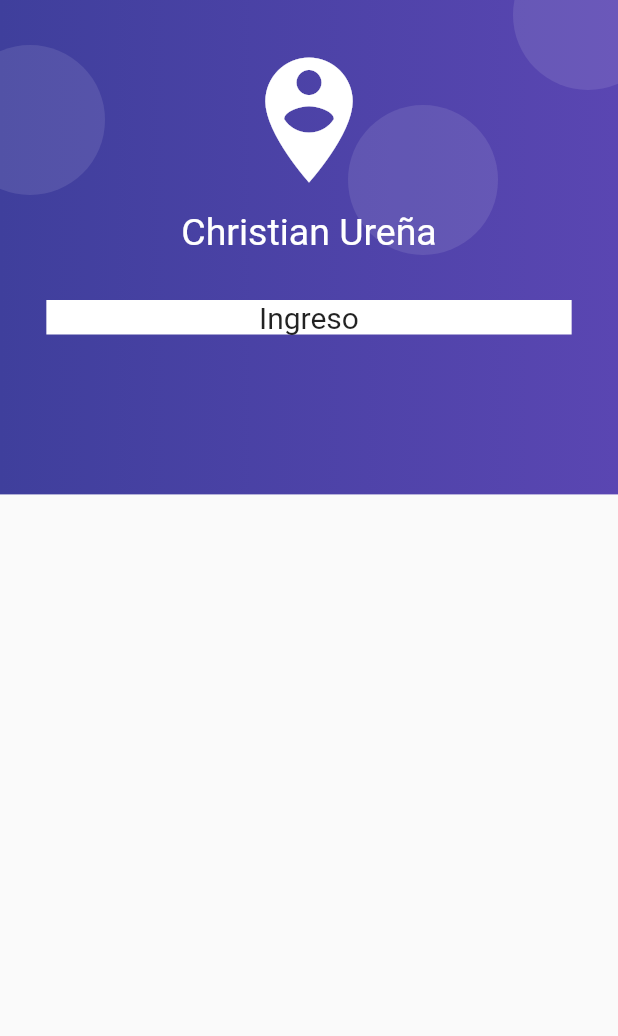
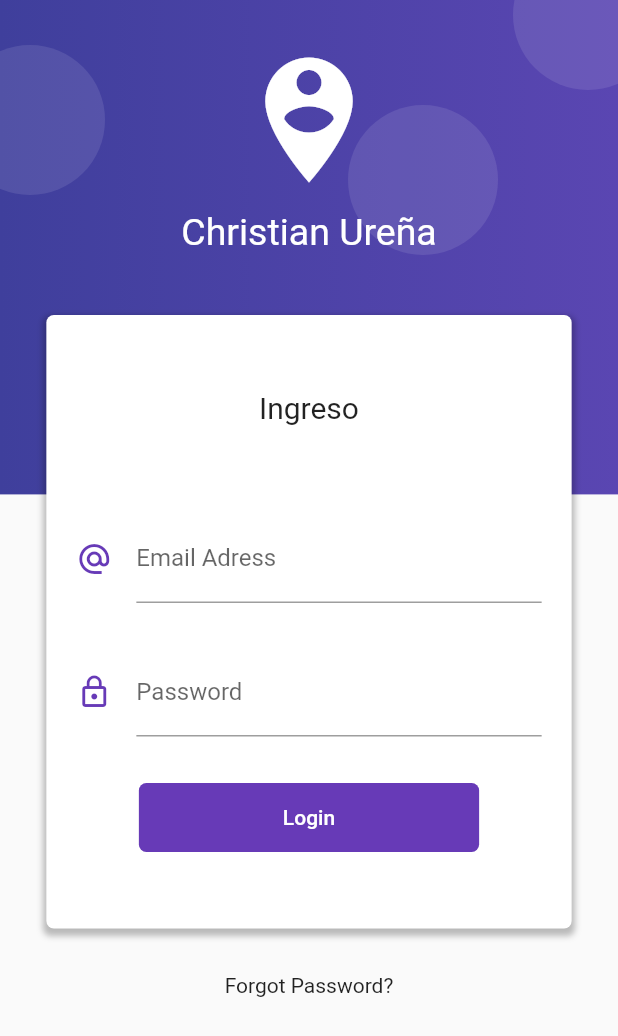
Before and after one commit to chrisureza/Flutter-Product_Market, a Flutter app: the screen it shows after launch, on a phone screen of 412 x 824 dp. Shown: the top 1036 px of the screen. Run offline on Flutter 3.47's test engine with Material 2 defaults, Android fonts, the phone set to English and light mode, and no system bars.

Commit message:
Login Design Finished

```diff
--- a/lib/src/pages/login_page.dart
+++ b/lib/src/pages/login_page.dart
@@ -81,17 +81,81 @@ class LoginPage extends StatelessWidget {
           ),
           Container(
             width: size.width * 0.85,
+            margin: EdgeInsets.symmetric(vertical: 10.0),
+            padding: EdgeInsets.symmetric(vertical: 50.0),
             decoration: BoxDecoration(
-              color: Colors.white,
-            ),
+                color: Colors.white,
+                borderRadius: BorderRadius.circular(5.0),
+                boxShadow: <BoxShadow>[
+                  BoxShadow(
+                    color: Colors.black26,
+                    blurRadius: 3.0,
+                    offset: Offset(0.0, 3.0),
+                    spreadRadius: 2.0,
+                  ),
+                ]),
             child: Column(
               children: <Widget>[
                 Text('Ingreso', style: TextStyle(fontSize: 20.0)),
+                SizedBox(height: 60.0),
+                _emailField(),
+                SizedBox(height: 30.0),
+                _passwordField(),
+                SizedBox(height: 30.0),
+                _loginButton(),
               ],
             ),
-          )
+          ),
+          SizedBox(height: 20.0),
+          Text('Forgot Password?'),
+          SizedBox(height: 100.0),
         ],
       ),
     );
   }
+
+  _emailField() {
+    return Container(
+      padding: EdgeInsets.symmetric(horizontal: 20.0),
+      child: TextField(
+        keyboardType: TextInputType.emailAddress,
+        decoration: InputDecoration(
+            icon: Icon(
+              Icons.alternate_email,
+              color: Colors.deepPurple,
+            ),
+            hintText: 'example@email.com',
+            labelText: 'Email Adress'),
+      ),
+    );
+  }
+
+  _passwordField() {
+    return Container(
+      padding: EdgeInsets.symmetric(horizontal: 20.0),
+      child: TextField(
+        obscureText: true,
+        decoration: InputDecoration(
+            icon: Icon(
+              Icons.lock_outline,
+              color: Colors.deepPurple,
+            ),
+            labelText: 'Password'),
+      ),
+    );
+  }
+
+  _loginButton() {
+    return RaisedButton(
+      child: Container(
+        padding: EdgeInsets.symmetric(horizontal: 80.0, vertical: 15.0),
+        child: Text('Login'),
+      ),
+      shape: RoundedRectangleBorder(borderRadius: BorderRadius.circular(5.0)),
+      elevation: 0.0,
+      color: Colors.deepPurple,
+      textColor: Colors.white,
+      onPressed: () {},
+    );
+  }
 }
--- a/pubspec.yaml
+++ b/pubspec.yaml
@@ -28,29 +28,23 @@ dev_dependencies:
   flutter_test:
     sdk: flutter
 
-
 # For information on the generic Dart part of this file, see the
 # following page: https://dart.dev/tools/pub/pubspec
 
 # The following section is specific to Flutter.
 flutter:
-
   # The following line ensures that the Material Icons font is
   # included with your application, so that you can use the icons in
   # the material Icons class.
   uses-material-design: true
-
   # To add assets to your application, add an assets section, like this:
   # assets:
   #  - images/a_dot_burr.jpeg
   #  - images/a_dot_ham.jpeg
-
   # An image asset can refer to one or more resolution-specific "variants", see
   # https://flutter.dev/assets-and-images/#resolution-aware.
-
   # For details regarding adding assets from package dependencies, see
   # https://flutter.dev/assets-and-images/#from-packages
-
   # To add custom fonts to your application, add a fonts section here,
   # in this "flutter" section. Each entry in this list should have a
   # "family" key with the font family name, and a "fonts" key with a
```
